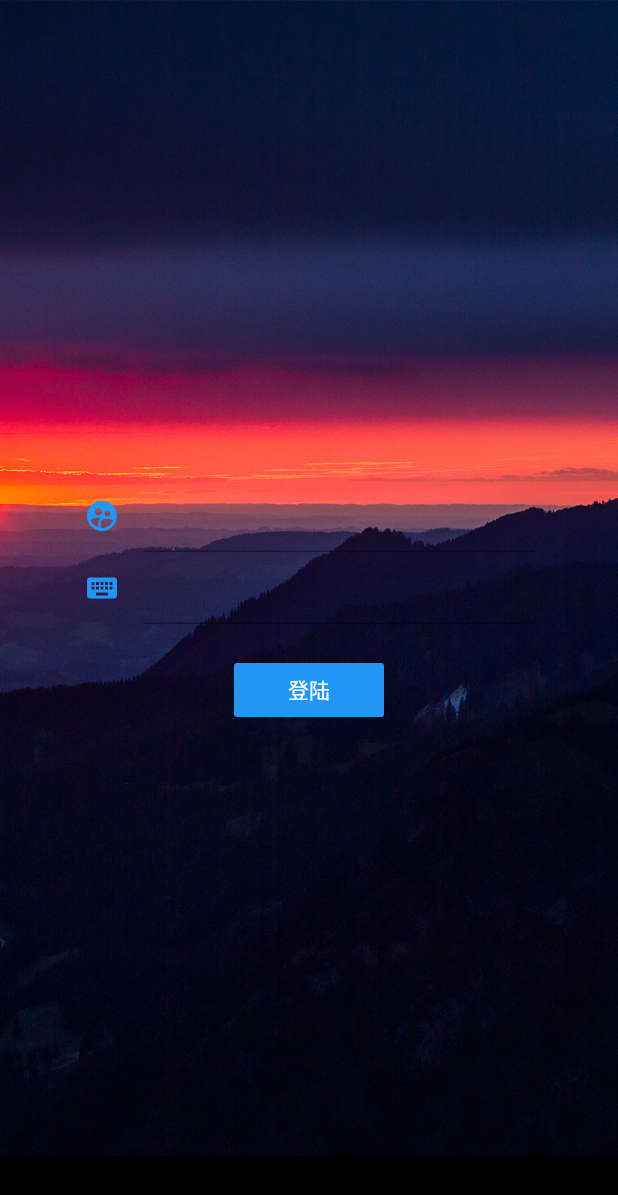
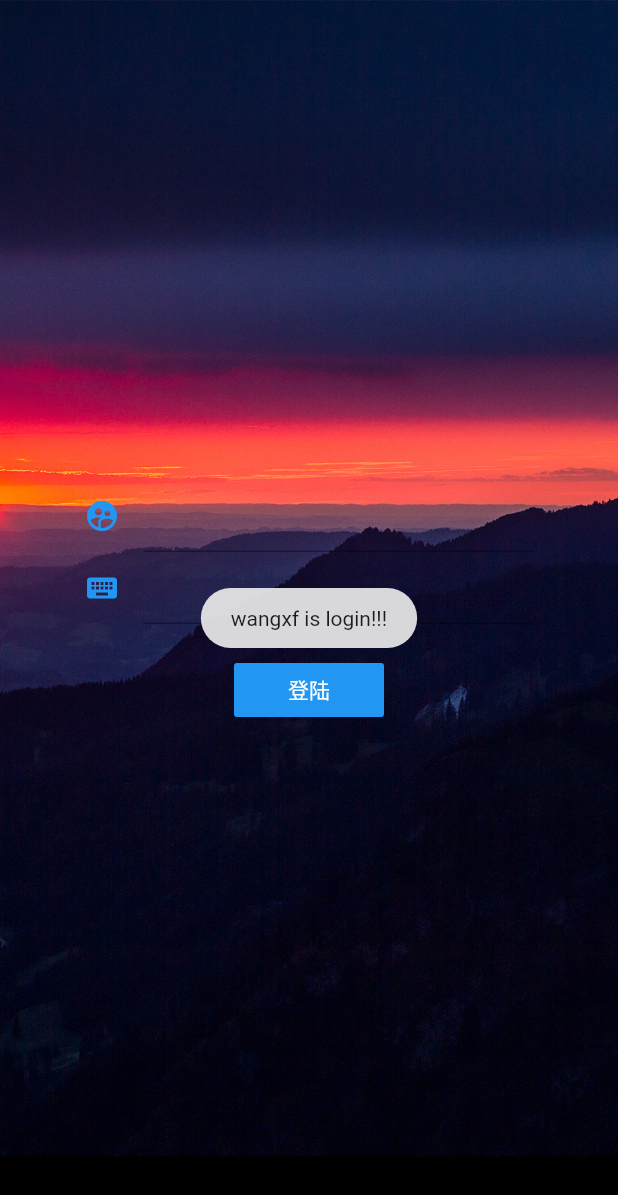
Before and after one commit to wangxf1024/schedule_management, a Flutter app: the screen it shows after launch, after a tap on "登陆", on a phone screen of 412 x 824 dp. Shown: the top 1195 px of the screen. Run offline on Flutter 3.47's test engine with Material 2 defaults, Android fonts, the phone set to English and light mode, and no system bars; our stand-ins replace fluttertoast.

Commit message:
login模块化处理

```diff
--- a/lib/main.dart
+++ b/lib/main.dart
@@ -1,8 +1,8 @@
 import 'package:flutter/material.dart';
 
-import 'view/login/login.dart';
+import 'root.dart';
 
-void main() => runApp(LoginView());
+void main() => runApp(Root.init());
 
 class MyApp extends StatelessWidget {
   // This widget is the root of your application.
--- /dev/null
+++ b/lib/root.dart
@@ -0,0 +1,20 @@
+import 'view/login/LoginRouter.dart';
+import 'package:fluttertoast/fluttertoast.dart';
+
+import 'view/login/User.dart';
+
+class Root {
+  //首屏展示的view
+  static init() {
+    return LoginRouter.initView(afterInit);
+  }
+
+  static afterInit(Object object) {
+    User user = object as User;
+    Fluttertoast.showToast(
+        msg: user.name +" is login!!!",
+        toastLength: Toast.LENGTH_SHORT,
+        gravity: ToastGravity.CENTER,
+        timeInSecForIos: 1);
+  }
+}
--- /dev/null
+++ b/lib/view/login/LoginRouter.dart
@@ -0,0 +1,16 @@
+//登陆路由控制器
+import 'User.dart';
+import 'login.dart';
+
+class LoginRouter {
+  static Function callBack;
+  static initView(callback) {
+    callBack = callback;
+    return LoginView();
+  }
+
+  static loginIn(User user) {
+    //TODO 登陆逻辑
+     callBack(user);
+  }
+}
--- /dev/null
+++ b/lib/view/login/User.dart
@@ -0,0 +1,9 @@
+class User{
+
+  String name;
+  String password;
+
+  User(this.name, this.password);
+
+
+}
--- a/lib/view/login/login.dart
+++ b/lib/view/login/login.dart
@@ -1,4 +1,7 @@
 import 'package:flutter/material.dart';
+
+import 'LoginRouter.dart';
+import 'User.dart';
 
 class LoginView extends StatelessWidget {
   @override
@@ -80,6 +83,8 @@ class LoginPageState extends State<LoginPage> {
                       ),
                       onPressed: () {
                         //TODO
+                        User user = User("wangxf","asd123");
+                        LoginRouter.loginIn(user);
                       },
                     ),
                   )
--- a/pubspec.yaml
+++ b/pubspec.yaml
@@ -14,9 +14,11 @@ description: A new Flutter application.
 version: 1.0.0+1
 
 environment:
-  sdk: ">=2.1.0 <3.0.0"
+  sdk: ">=2.2.0 <3.0.0"
 
 dependencies:
+  fluttertoast: ^2.1.1
+
   flutter:
     sdk: flutter
 
```
Also changed, not shown: pubspec.lock, 4 other files.
